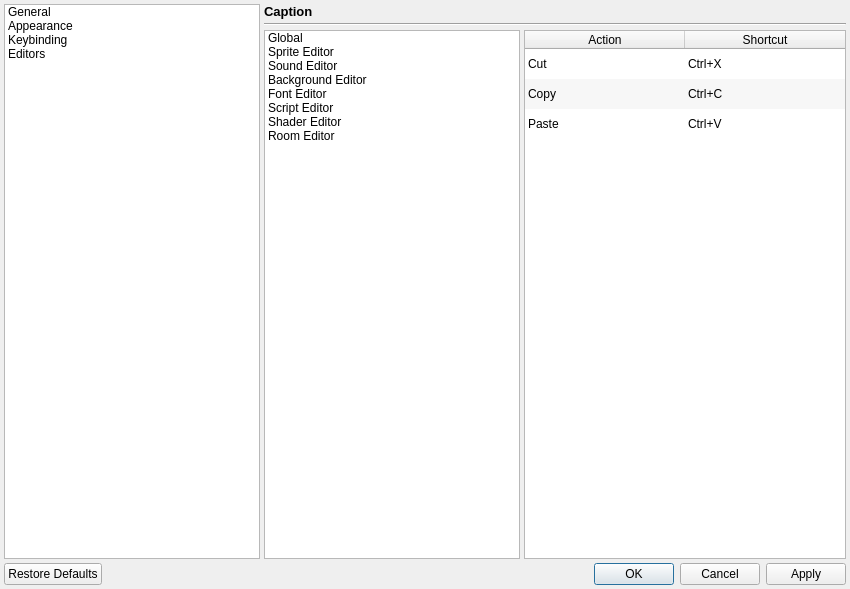
Qt form Dialogs/PreferencesDialog.ui (enigma-dev/RadialGM) before a commit.
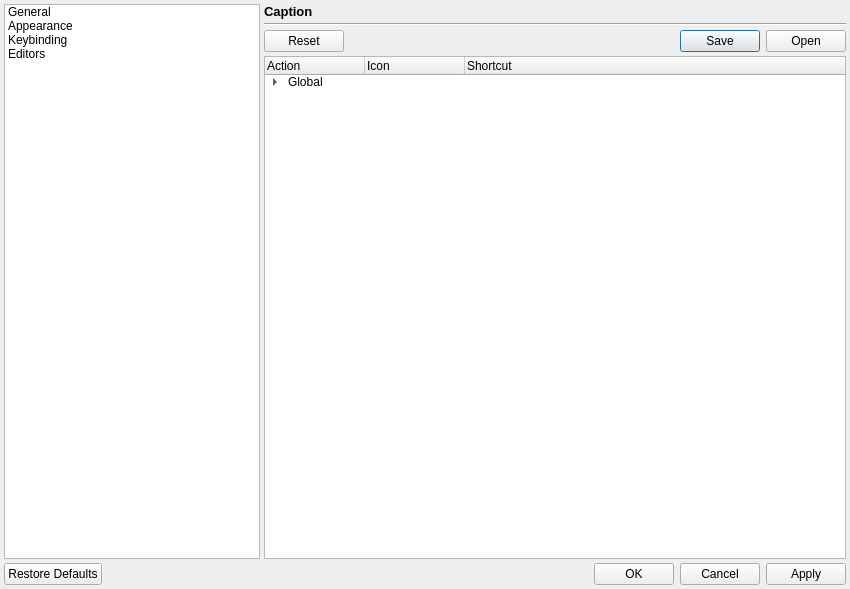
The same form after that commit. Icons and pictures are not drawn.

Commit message: redo as tree widget

The edit to the form file:
```diff
--- a/Dialogs/PreferencesDialog.ui
+++ b/Dialogs/PreferencesDialog.ui
@@ -263,7 +263,7 @@
           </layout>
          </widget>
          <widget class="QWidget" name="keybindingPage">
-          <layout class="QHBoxLayout" name="horizontalLayout_2" stretch="0,1">
+          <layout class="QHBoxLayout" name="horizontalLayout_2" stretch="0">
            <property name="spacing">
             <number>4</number>
            </property>
@@ -280,71 +280,21 @@
             <number>0</number>
            </property>
            <item>
-            <widget class="QListWidget" name="keybindingList">
-             <property name="sizePolicy">
-              <sizepolicy hsizetype="Preferred" vsizetype="Expanding">
-               <horstretch>0</horstretch>
-               <verstretch>0</verstretch>
-              </sizepolicy>
+            <layout class="QVBoxLayout" name="verticalLayout_3">
+             <property name="spacing">
+              <number>4</number>
              </property>
-             <property name="editTriggers">
-              <set>QAbstractItemView::NoEditTriggers</set>
-             </property>
-             <property name="alternatingRowColors">
-              <bool>false</bool>
-             </property>
              <item>
-              <property name="text">
-               <string>Global</string>
-              </property>
-             </item>
-             <item>
-              <property name="text">
-               <string>Sprite Editor</string>
-              </property>
-             </item>
-             <item>
-              <property name="text">
-               <string>Sound Editor</string>
-              </property>
-             </item>
-             <item>
-              <property name="text">
-               <string>Background Editor</string>
-              </property>
-             </item>
-             <item>
-              <property name="text">
-               <string>Font Editor</string>
-              </property>
-             </item>
-             <item>
-              <property name="text">
-               <string>Script Editor</string>
-              </property>
-             </item>
-             <item>
-              <property name="text">
-               <string>Shader Editor</string>
-              </property>
-             </item>
-             <item>
-              <property name="text">
-               <string>Room Editor</string>
-              </property>
-             </item>
+              <widget class="QDialogButtonBox" name="keybindingButtons">
+               <property name="standardButtons">
+                <set>QDialogButtonBox::Open|QDialogButtonBox::Reset|QDialogButtonBox::Save</set>
+               </property>
             </widget>
            </item>
            <item>
-            <widget class="QTableWidget" name="keybindingTable">
-             <property name="sizePolicy">
-              <sizepolicy hsizetype="Expanding" vsizetype="Expanding">
-               <horstretch>0</horstretch>
-               <verstretch>0</verstretch>
-              </sizepolicy>
-             </property>
-             <property name="editTriggers">
-              <set>QAbstractItemView::NoEditTriggers</set>
+              <widget class="QTreeWidget" name="keybindingTree">
+               <property name="focusPolicy">
+                <enum>Qt::StrongFocus</enum>
              </property>
              <property name="alternatingRowColors">
               <bool>true</bool>
@@ -352,68 +302,56 @@
              <property name="selectionBehavior">
               <enum>QAbstractItemView::SelectRows</enum>
              </property>
+               <property name="iconSize">
+                <size>
+                 <width>18</width>
+                 <height>18</height>
+                </size>
+               </property>
              <property name="textElideMode">
               <enum>Qt::ElideRight</enum>
              </property>
-             <property name="showGrid">
+               <property name="indentation">
+                <number>20</number>
+               </property>
+               <property name="rootIsDecorated">
+                <bool>true</bool>
+               </property>
+               <property name="uniformRowHeights">
               <bool>false</bool>
              </property>
-             <property name="gridStyle">
-              <enum>Qt::SolidLine</enum>
-             </property>
-             <property name="wordWrap">
+               <property name="itemsExpandable">
+                <bool>true</bool>
+               </property>
+               <property name="animated">
               <bool>false</bool>
              </property>
-             <property name="cornerButtonEnabled">
+               <property name="allColumnsShowFocus">
+                <bool>true</bool>
+               </property>
+               <property name="headerHidden">
               <bool>false</bool>
              </property>
-             <attribute name="horizontalHeaderVisible">
+               <attribute name="headerVisible">
               <bool>true</bool>
              </attribute>
              <attribute name="horizontalHeaderCascadingSectionResizes">
               <bool>true</bool>
              </attribute>
-             <attribute name="horizontalHeaderDefaultSectionSize">
-              <number>160</number>
-             </attribute>
-             <attribute name="horizontalHeaderStretchLastSection">
+               <attribute name="headerDefaultSectionSize">
+                <number>100</number>
+               </attribute>
+               <attribute name="headerStretchLastSection">
               <bool>true</bool>
              </attribute>
-             <attribute name="verticalHeaderVisible">
-              <bool>false</bool>
-             </attribute>
-             <attribute name="verticalHeaderCascadingSectionResizes">
-              <bool>true</bool>
-             </attribute>
-             <attribute name="verticalHeaderHighlightSections">
-              <bool>true</bool>
-             </attribute>
-             <attribute name="verticalHeaderStretchLastSection">
-              <bool>false</bool>
-             </attribute>
-             <row>
-              <property name="text">
-               <string>New Row</string>
-              </property>
-             </row>
-             <row>
-              <property name="text">
-               <string>New Row</string>
-              </property>
-             </row>
-             <row>
-              <property name="text">
-               <string>New Row</string>
-              </property>
-             </row>
              <column>
               <property name="text">
                <string>Action</string>
               </property>
-              <property name="font">
-               <font>
-                <underline>false</underline>
-               </font>
+               </column>
+               <column>
+                <property name="text">
+                 <string>Icon</string>
               </property>
              </column>
              <column>
@@ -421,106 +359,92 @@
                <string>Shortcut</string>
               </property>
              </column>
-             <item row="0" column="0">
+               <item>
+                <property name="text">
+                 <string>Global</string>
+                </property>
+                <property name="textAlignment">
+                 <set>AlignLeading|AlignVCenter</set>
+                </property>
+                <property name="text">
+                 <string/>
+                </property>
+                <property name="text">
+                 <string/>
+                </property>
+                <property name="flags">
+                 <set>ItemIsDragEnabled|ItemIsDropEnabled|ItemIsUserCheckable|ItemIsEnabled</set>
+                </property>
+                <item>
               <property name="text">
                <string>Cut</string>
               </property>
-              <property name="font">
-               <font>
-                <weight>50</weight>
-                <italic>false</italic>
-                <bold>false</bold>
-                <underline>false</underline>
-                <kerning>true</kerning>
-               </font>
-              </property>
               <property name="textAlignment">
-               <set>AlignLeading|AlignVCenter</set>
-              </property>
-              <property name="flags">
-               <set>ItemIsSelectable|ItemIsDragEnabled|ItemIsDropEnabled|ItemIsUserCheckable|ItemIsEnabled</set>
-              </property>
-             </item>
-             <item row="0" column="1">
+                  <set>AlignTrailing|AlignVCenter</set>
+                 </property>
+                 <property name="text">
+                  <string/>
+                 </property>
+                 <property name="icon">
+                  <iconset resource="../images.qrc">
+                   <normaloff>:/actions/cut.png</normaloff>:/actions/cut.png</iconset>
+                 </property>
               <property name="text">
                <string>Ctrl+X</string>
               </property>
-              <property name="font">
-               <font>
-                <italic>false</italic>
-                <strikeout>false</strikeout>
-                <stylestrategy>PreferDefault</stylestrategy>
-                <kerning>true</kerning>
-               </font>
-              </property>
-             </item>
-             <item row="1" column="0">
+                 <property name="flags">
+                  <set>ItemIsDragEnabled|ItemIsDropEnabled|ItemIsUserCheckable|ItemIsEnabled</set>
+                 </property>
+                </item>
+                <item>
               <property name="text">
                <string>Copy</string>
               </property>
-              <property name="font">
-               <font>
-                <weight>50</weight>
-                <italic>false</italic>
-                <bold>false</bold>
-                <underline>false</underline>
-               </font>
-              </property>
               <property name="textAlignment">
-               <set>AlignLeading|AlignVCenter</set>
+                  <set>AlignTrailing|AlignVCenter</set>
+                 </property>
+                 <property name="text">
+                  <string/>
               </property>
               <property name="icon">
                <iconset resource="../images.qrc">
                 <normaloff>:/actions/copy.png</normaloff>:/actions/copy.png</iconset>
               </property>
-              <property name="flags">
-               <set>ItemIsSelectable|ItemIsDragEnabled|ItemIsDropEnabled|ItemIsUserCheckable|ItemIsEnabled</set>
-              </property>
-             </item>
-             <item row="1" column="1">
               <property name="text">
                <string>Ctrl+C</string>
               </property>
-              <property name="font">
-               <font>
-                <italic>false</italic>
-               </font>
-              </property>
-             </item>
-             <item row="2" column="0">
+                 <property name="textAlignment">
+                  <set>AlignLeading|AlignVCenter</set>
+                 </property>
+                 <property name="flags">
+                  <set>ItemIsDragEnabled|ItemIsDropEnabled|ItemIsUserCheckable|ItemIsEnabled</set>
+                 </property>
+                </item>
+                <item>
               <property name="text">
                <string>Paste</string>
               </property>
-              <property name="font">
-               <font>
-                <weight>50</weight>
-                <italic>false</italic>
-                <bold>false</bold>
-                <underline>false</underline>
-               </font>
-              </property>
               <property name="textAlignment">
-               <set>AlignLeading|AlignVCenter</set>
+                  <set>AlignTrailing|AlignVCenter</set>
+                 </property>
+                 <property name="text">
+                  <string/>
               </property>
               <property name="icon">
                <iconset resource="../images.qrc">
                 <normaloff>:/actions/paste.png</normaloff>:/actions/paste.png</iconset>
               </property>
-              <property name="flags">
-               <set>ItemIsSelectable|ItemIsDragEnabled|ItemIsDropEnabled|ItemIsUserCheckable|ItemIsEnabled</set>
-              </property>
-             </item>
-             <item row="2" column="1">
               <property name="text">
                <string>Ctrl+V</string>
               </property>
-              <property name="font">
-               <font>
-                <italic>false</italic>
-               </font>
-              </property>
-             </item>
-            </widget>
+                 <property name="flags">
+                  <set>ItemIsDragEnabled|ItemIsDropEnabled|ItemIsUserCheckable|ItemIsEnabled</set>
+                 </property>
+                </item>
+               </item>
+              </widget>
+             </item>
+            </layout>
            </item>
           </layout>
          </widget>
```
Left out of the diff: 5 changed lines with no effect on the pictures. Lines whose indentation alone changed are shown as unchanged. The commit also changes 2 other files.
